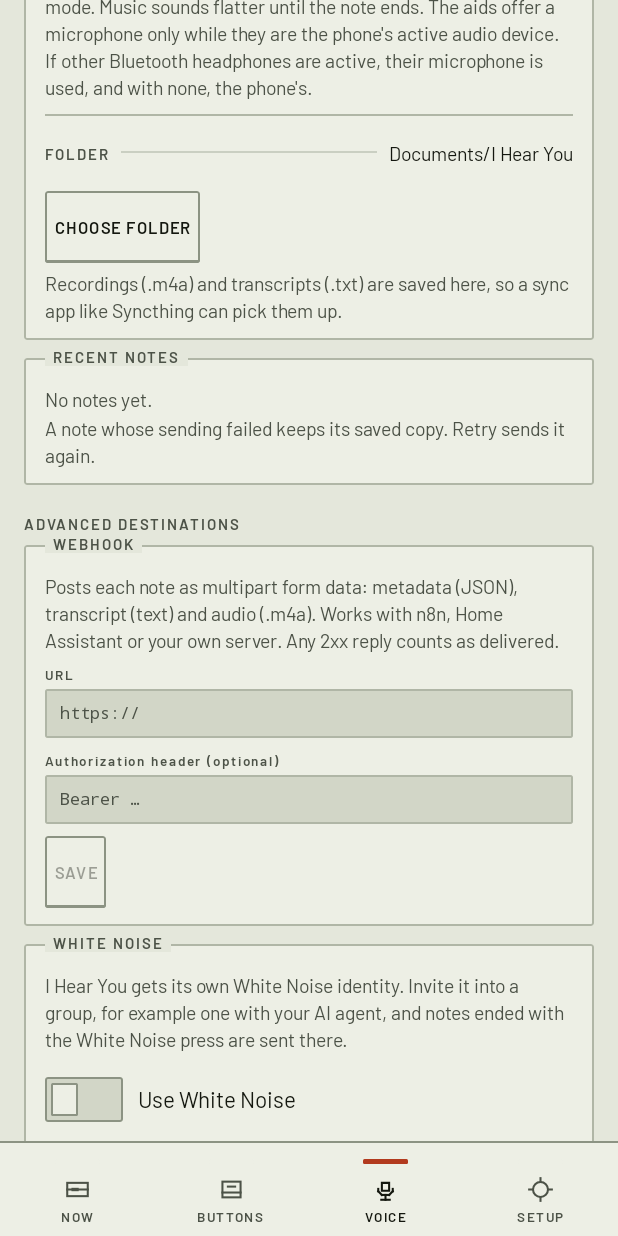
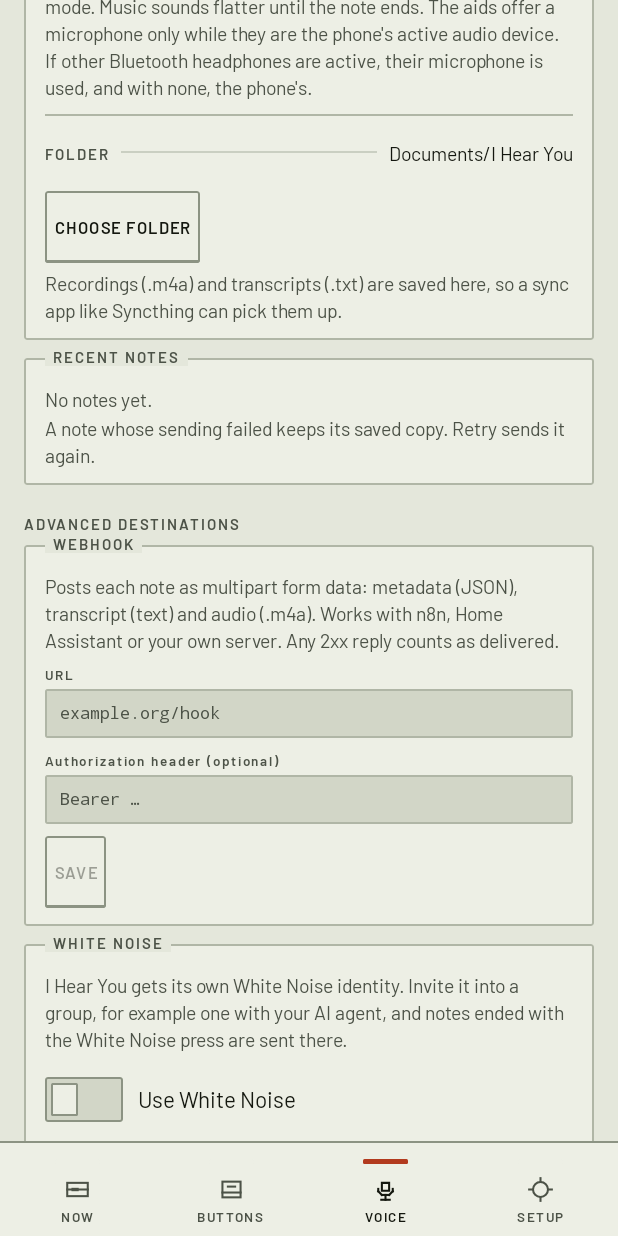
Before and after one commit to jooray/i-hear-you, an Android app built with Jetpack Compose: the screen it shows after launch (MainActivity), item 3 of the bottom bar chosen, scrolled down 1064 dp, on a phone screen of 412 x 824 dp. Run offline under Robolectric (Android 15) with nearby library versions, the phone set to English and light mode, and no system bars; libraries missing offline, so code that uses them is left out: dev.ipf.marmotkit; pictures from the network do not load.

Commit message:
Webhooks: https by default, plain http after a per-address confirmation
An address typed without a scheme is taken as https:// (and stored with it). A
plain http:// address is no longer refused: the Webhook plate warns that the
recording and transcript travel unencrypted, fine on a network that encrypts
by itself (Tailscale, Nostr VPN, WireGuard), and offers "Use http". The
confirmation is stored with the setting (webhook_cleartext) and reset when the
address changes; Save stays off until an http address is confirmed. The send
path and the destination list use VoiceSettings.webhookTarget, which is https
or a confirmed http address only. The manifest already allows cleartext.

Port of Third Ear 7c83155. Strings in EN, SK, CS, DE, ES; voice_webhook_https
is replaced by voice_webhook_invalid / voice_webhook_missing. WebhookUrlTest
covers the scheme default and the confirmation.

```diff
--- a/app/src/main/java/app/ihearyou/ui/VoiceScreen.kt
+++ b/app/src/main/java/app/ihearyou/ui/VoiceScreen.kt
@@ -458,20 +458,37 @@ private fun WebhookPlate(settings: VoiceSettings, version: Int, changed: () -> U
     val p = LocalPanel.current
     var url by remember(version) { mutableStateOf(settings.webhookUrl) }
     var auth by remember(version) { mutableStateOf(settings.webhookAuth) }
+    var cleartext by remember(version) { mutableStateOf(settings.webhookCleartext) }
     Plate(title = stringResource(R.string.voice_webhook_title)) {
         Text(stringResource(R.string.voice_webhook_body), style = MaterialTheme.typography.bodySmall, color = p.inkMuted)
-        Field(stringResource(R.string.voice_webhook_url), url, "https://", KeyboardType.Uri) { url = it }
-        // https only: Android refuses http:// for this app, and the note would travel unencrypted
-        val urlOk = url.isBlank() || VoiceSettings.isHttps(url)
-        if (!urlOk) {
-            Text(stringResource(R.string.voice_webhook_https), style = MaterialTheme.typography.bodySmall, color = p.fault, modifier = Modifier.padding(top = 4.dp))
+        // a new address needs its own confirmation for plain http
+        Field(stringResource(R.string.voice_webhook_url), url, "example.org/hook", KeyboardType.Uri) { url = it; cleartext = false }
+        // https:// is assumed when no scheme is typed; plain http only after the user confirms it
+        val typed = VoiceSettings.webhookUrl(url)
+        val http = VoiceSettings.isHttp(typed)
+        val urlOk = typed == null || VoiceSettings.isHttps(typed) || (http && cleartext)
+        when {
+            http && cleartext -> {
+                Text(stringResource(R.string.voice_webhook_cleartext_on), style = MaterialTheme.typography.bodySmall, color = p.inkMuted, modifier = Modifier.padding(top = 4.dp))
+                Key(stringResource(R.string.voice_webhook_cleartext_undo), onClick = { cleartext = false }, dense = true, tone = KeyTone.Ghost, modifier = Modifier.padding(top = 4.dp))
+            }
+            http -> {
+                Text(stringResource(R.string.voice_webhook_cleartext_warning), style = MaterialTheme.typography.bodySmall, color = p.fault, modifier = Modifier.padding(top = 4.dp))
+                Key(stringResource(R.string.voice_webhook_cleartext_allow), onClick = { cleartext = true }, dense = true, modifier = Modifier.padding(top = 4.dp))
+            }
+            !urlOk -> Text(stringResource(R.string.voice_webhook_invalid), style = MaterialTheme.typography.bodySmall, color = p.fault, modifier = Modifier.padding(top = 4.dp))
         }
         Field(stringResource(R.string.voice_webhook_auth), auth, "Bearer …", KeyboardType.Ascii) { auth = it }
         Key(
             stringResource(R.string.voice_save_settings),
-            onClick = { settings.webhookUrl = url; settings.webhookAuth = auth; changed() },
+            onClick = {
+                settings.webhookUrl = url
+                settings.webhookCleartext = http && cleartext
+                settings.webhookAuth = auth
+                changed()
+            },
             dense = true,
-            enabled = urlOk && (url != settings.webhookUrl || auth != settings.webhookAuth),
+            enabled = urlOk && (typed.orEmpty() != settings.webhookUrl || auth.trim() != settings.webhookAuth || (http && cleartext) != settings.webhookCleartext),
             modifier = Modifier.padding(top = 8.dp),
         )
     }
--- a/app/src/main/java/app/ihearyou/voice/VoiceNotes.kt
+++ b/app/src/main/java/app/ihearyou/voice/VoiceNotes.kt
@@ -357,7 +357,7 @@ class VoiceNotes(
             when (note.destination) {
                 Destination.SAVE -> Unit
                 Destination.WEBHOOK -> {
-                    val url = settings.webhookUrl.takeIf { VoiceSettings.isHttps(it) } ?: error(context.getString(R.string.voice_webhook_https))
+                    val url = settings.webhookTarget ?: error(context.getString(R.string.voice_webhook_missing))
                     val meta = JSONObject()
                         .put("app", "i-hear-you")
                         .put("id", note.id)
--- a/app/src/main/java/app/ihearyou/voice/VoiceSettings.kt
+++ b/app/src/main/java/app/ihearyou/voice/VoiceSettings.kt
@@ -38,12 +38,23 @@ class VoiceSettings(context: Context) {
         const val REPLY_WINDOW_MIN = 15
         const val DEFAULT_REPLY_IGNORE = "\uD83C\uDF99\uFE0F"
 
+        fun isHttps(url: String?): Boolean = url?.trim()?.lowercase()?.let { it.startsWith("https://") && it.length > "https://".length } ?: false
+
+        fun isHttp(url: String?): Boolean = url?.trim()?.lowercase()?.let { it.startsWith("http://") && it.length > "http://".length } ?: false
+
+        /** The webhook address as typed, with https:// assumed when no scheme is given; null when blank. */
+        fun webhookUrl(raw: String?): String? {
+            val u = raw?.trim()?.takeIf { it.isNotEmpty() } ?: return null
+            return if ("://" in u) u else "https://$u"
+        }
+
         /**
-         * Webhooks are https only: Android blocks cleartext for this app anyway (target SDK 36, no
-         * exception), so an http:// URL only failed when a note was sent; and it carries the
-         * recording and its transcript.
+         * Where a note is posted: https, or plain http the user confirmed for this address (a
+         * webhook on a Tailscale, Nostr VPN or WireGuard address is encrypted by that layer); it
+         * carries the recording and its transcript. Null: nowhere to send.
          */
-        fun isHttps(url: String): Boolean = url.trim().lowercase().let { it.startsWith("https://") && it.length > "https://".length }
+        fun webhookTarget(raw: String?, cleartextConfirmed: Boolean): String? =
+            webhookUrl(raw)?.takeIf { isHttps(it) || (isHttp(it) && cleartextConfirmed) }
     }
 
     private val appContext = context.applicationContext
@@ -72,9 +83,23 @@ class VoiceSettings(context: Context) {
         get() = prefs.getString("folder", null)
         set(v) = prefs.edit().putString("folder", v).apply()
 
+    /** Stored with its scheme (https:// added when typed without one). A new address drops [webhookCleartext]. */
     var webhookUrl: String
         get() = prefs.getString("webhook_url", "") ?: ""
-        set(v) = prefs.edit().putString("webhook_url", v.trim()).apply()
+        set(v) {
+            val url = webhookUrl(v).orEmpty()
+            val edit = prefs.edit().putString("webhook_url", url)
+            if (url != webhookUrl) edit.putBoolean("webhook_cleartext", false)
+            edit.apply()
+        }
+
+    /** The user confirmed posting to this plain http:// [webhookUrl] (unencrypted unless a VPN encrypts it). */
+    var webhookCleartext: Boolean
+        get() = prefs.getBoolean("webhook_cleartext", false)
+        set(v) = prefs.edit().putBoolean("webhook_cleartext", v).apply()
+
+    /** Where notes are posted now: see [webhookTarget]. */
+    val webhookTarget: String? get() = webhookTarget(webhookUrl, webhookCleartext)
 
     /** Sent as the Authorization header value when not blank, e.g. "Bearer …". */
     var webhookAuth: String
@@ -128,7 +153,7 @@ class VoiceSettings(context: Context) {
     fun available(): List<Destination> = Destination.entries.filter {
         when (it) {
             Destination.SAVE, Destination.SHARE -> true
-            Destination.WEBHOOK -> isHttps(webhookUrl)
+            Destination.WEBHOOK -> webhookTarget != null
             Destination.WHITE_NOISE -> whiteNoise
         }
     }
--- a/app/src/main/res/values/strings_voice.xml
+++ b/app/src/main/res/values/strings_voice.xml
@@ -155,7 +155,6 @@
     </plurals>
     <string name="voice_ostt_hint">Voice notes work much better with Offline Speech to Text: a free app that turns speech into text on the phone, offline.</string>
     <string name="voice_get_ostt">Get Offline Speech to Text</string>
-    <string name="voice_webhook_https">The URL must start with https://. Android does not let I Hear You send to http://, and the note would travel unencrypted.</string>
     <string name="voice_wn_group_gone">I Hear You is no longer in this group. Pick another one, or have it invited again.</string>
     <string name="voice_wn_name">Name in groups</string>
     <string name="voice_wn_name_hint">Group members see this name next to your notes. Make it say whose it is, for example \"I Hear You (Anna)\".</string>
@@ -163,4 +162,10 @@
     <string name="voice_no_speech_no_ostt">No speech recognised. The recognizer on this phone cannot transcribe a recording: install Offline Speech to Text (free, on Zapstore).</string>
     <string name="voice_wn_err_commit_pending">The group\'s last change is still being sent. Try again once it has gone through.</string>
     <string name="voice_wn_err_no_usable_relay">None of the group\'s relays can be used from this phone, so nothing was sent. The group\'s relays have to change first.</string>
+    <string name="voice_webhook_invalid">Enter the webhook address, such as example.org/hook (https:// is added when you leave it out).</string>
+    <string name="voice_webhook_missing">No webhook address set (or plain http not confirmed).</string>
+    <string name="voice_webhook_cleartext_warning">Plain http: the recording and transcript travel unencrypted. Fine on a network that encrypts by itself (Tailscale, Nostr VPN, WireGuard); elsewhere use https.</string>
+    <string name="voice_webhook_cleartext_allow">Use http</string>
+    <string name="voice_webhook_cleartext_on">Sent over plain http. Only on a network that encrypts it, such as Tailscale or Nostr VPN.</string>
+    <string name="voice_webhook_cleartext_undo">Undo</string>
 </resources>
```
Also changed, not shown: 6 other files.
